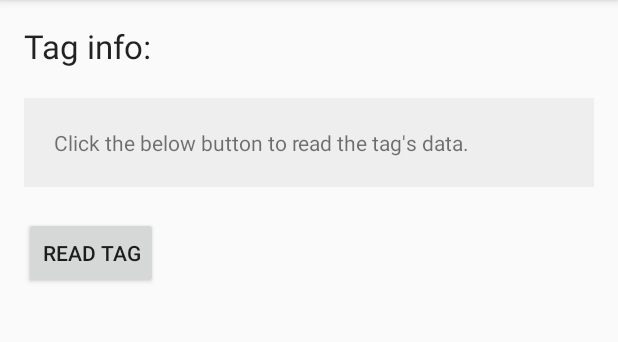
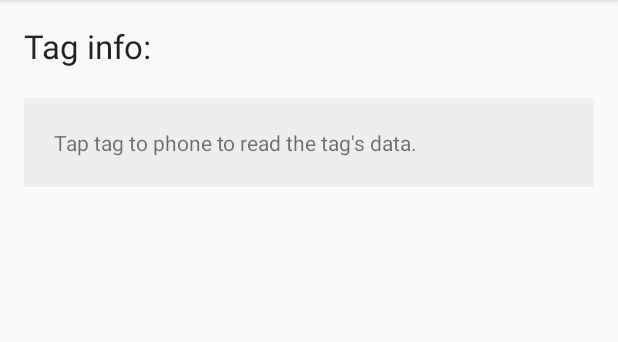
Before and after one commit to npaduch/nfcReader, an Android app: the screen it shows after launch (MainActivity), on a phone screen of 412 x 824 dp, the part 84-426 px from its top. Run offline under Robolectric (Android 15) with nearby library versions, the phone set to English and light mode, and no system bars.

```diff
--- a/nfcReader/src/main/AndroidManifest.xml
+++ b/nfcReader/src/main/AndroidManifest.xml
@@ -25,7 +25,11 @@
             </intent-filter>
 
             <uses-permission android:name="android.permission.NFC" />
+
+
+
         </activity>
     </application>
 
+    <uses-permission android:name="android.permission.WRITE_EXTERNAL_STORAGE" />
 </manifest>
--- a/nfcReader/src/main/res/layout/fragment_main.xml
+++ b/nfcReader/src/main/res/layout/fragment_main.xml
@@ -17,7 +17,7 @@
         android:textAppearance="@android:style/TextAppearance.DeviceDefault.Large"/>
 
     <TextView
-        android:id="@+id/nfsTagDataTextView"
+        android:id="@+id/nfcTagDataTextView"
         android:text="@string/tag_default_data"
         android:layout_width="match_parent"
         android:layout_height="wrap_content"
@@ -31,10 +31,6 @@ w
         android:layout_width="match_parent"
         android:layout_height="20dp" />
 
-    <Button
-        android:text="@string/tag_button_read"
-        android:layout_width="wrap_content"
-        android:layout_height="wrap_content" />
 
 
 </LinearLayout>
--- a/nfcReader/src/main/res/values/strings.xml
+++ b/nfcReader/src/main/res/values/strings.xml
@@ -9,7 +9,7 @@
 
     <!-- Tag results -->
     <string name="tag_no_data">This tag has no data!</string>
-    <string name="tag_default_data">Click the below button to read the tag\'s data.</string>
+    <string name="tag_default_data">Tap tag to phone to read the tag\'s data.</string>
 
     <!-- Action Bar -->
     <string name="action_settings">Settings</string>
```
Also changed, not shown: nfcReader/src/main/java/com/npaduch/nfcreader/MainActivity.java (+85 -1 lines), 1 other file.
